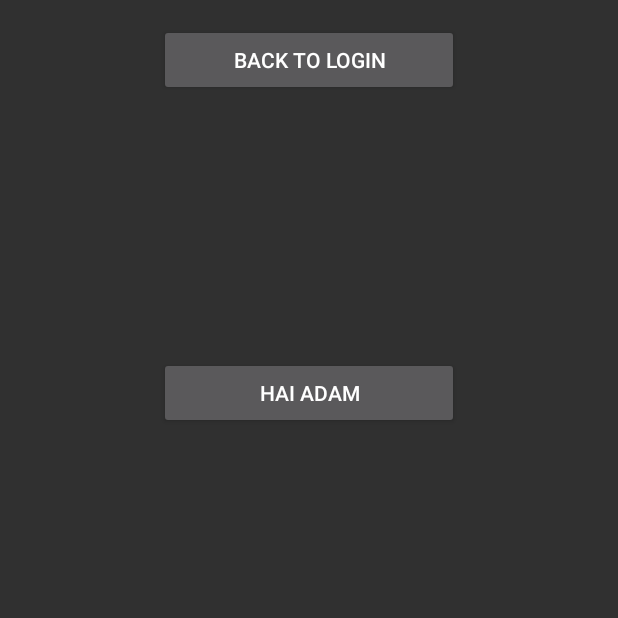
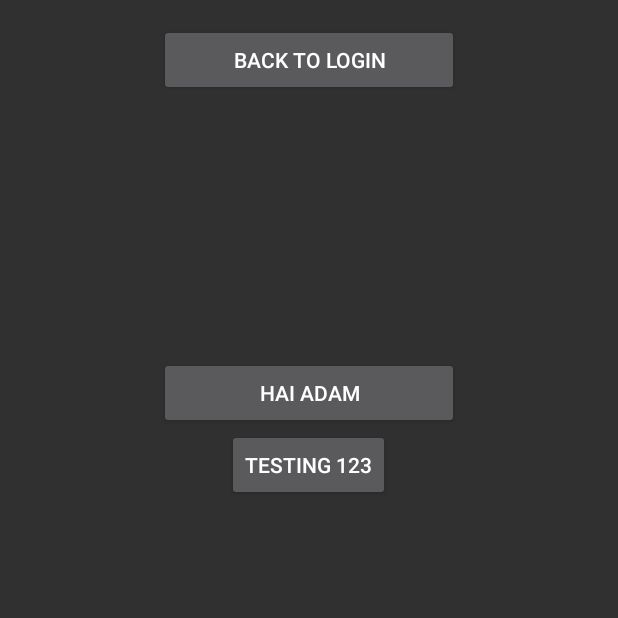
Before and after one commit to jh3er/Ins3rt179611, an Android app: the RegisterActivity screen opened directly, with no data from a screen before it, on a phone screen of 412 x 824 dp, the top half of it. Run offline under Robolectric (Android 15) with nearby library versions, the light colour scheme and no system bars.

Commit message:
add button test

```diff
--- a/app/src/main/res/layout/activity_register.xml
+++ b/app/src/main/res/layout/activity_register.xml
@@ -23,4 +23,12 @@
         android:layout_below="@+id/button"
         android:layout_centerHorizontal="true" />
 
+    <Button
+        android:id="@+id/button3"
+        android:layout_width="wrap_content"
+        android:layout_height="wrap_content"
+        android:layout_below="@id/button2"
+        android:layout_centerHorizontal="true"
+        android:text="Testing 123" />
+
 </RelativeLayout>
```
